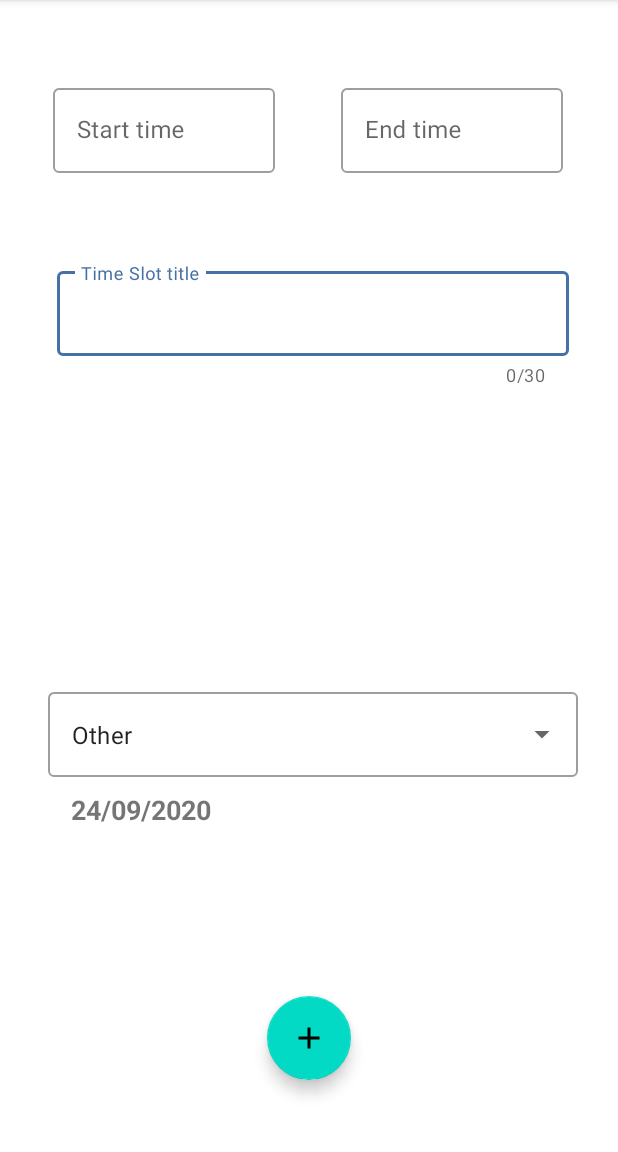
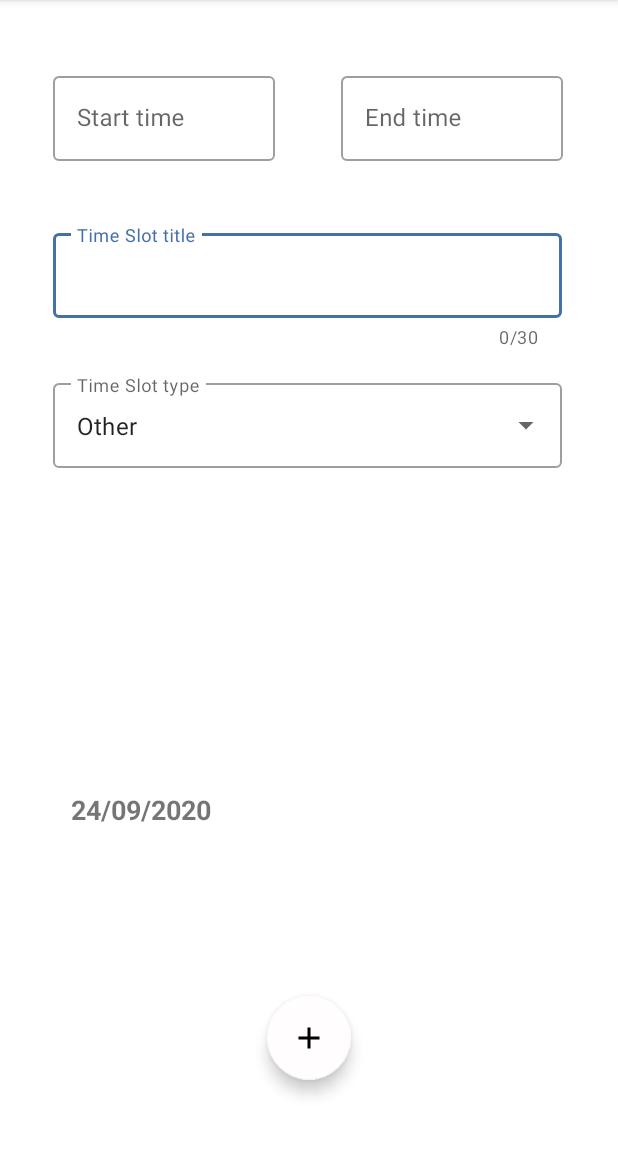
Before and after one commit to TomRoberts97/DayPlanner, an Android app: the screen it shows after launch (AddTimeSlotActivity), after a tap on an icon or button, on a phone screen of 412 x 824 dp, the part 84-1236 px from its top. Run offline under Robolectric (Android 15) with nearby library versions, the phone set to English and light mode, and no system bars.

Commit message:
UI improvements made, now working on email functionality

```diff
--- /dev/null
+++ b/app/src/main/res/drawable/ic_baseline_update_24.xml
@@ -0,0 +1,5 @@
+<vector android:height="24dp" android:tint="#FFFFFF"
+    android:viewportHeight="24" android:viewportWidth="24"
+    android:width="24dp" xmlns:android="http://schemas.android.com/apk/res/android">
+    <path android:fillColor="@android:color/white" android:pathData="M21,10.12h-6.78l2.74,-2.82c-2.73,-2.7 -7.15,-2.8 -9.88,-0.1c-2.73,2.71 -2.73,7.08 0,9.79s7.15,2.71 9.88,0C18.32,15.65 19,14.08 19,12.1h2c0,1.98 -0.88,4.55 -2.64,6.29c-3.51,3.48 -9.21,3.48 -12.72,0c-3.5,-3.47 -3.53,-9.11 -0.02,-12.58s9.14,-3.47 12.65,0L21,3V10.12zM12.5,8v4.25l3.5,2.08l-0.72,1.21L11,13V8H12.5z"/>
+</vector>
--- /dev/null
+++ b/app/src/main/res/drawable/ic_email_icon.xml
@@ -0,0 +1,5 @@
+<vector android:height="24dp" android:tint="#FFFFFF"
+    android:viewportHeight="24" android:viewportWidth="24"
+    android:width="24dp" xmlns:android="http://schemas.android.com/apk/res/android">
+    <path android:fillColor="@android:color/white" android:pathData="M20,4L4,4c-1.1,0 -1.99,0.9 -1.99,2L2,18c0,1.1 0.9,2 2,2h16c1.1,0 2,-0.9 2,-2L22,6c0,-1.1 -0.9,-2 -2,-2zM20,8l-8,5 -8,-5L4,6l8,5 8,-5v2z"/>
+</vector>
--- a/app/src/main/res/layout/activity_add_time_slot.xml
+++ b/app/src/main/res/layout/activity_add_time_slot.xml
@@ -101,7 +101,9 @@
         android:layout_centerHorizontal="true"
         android:layout_gravity="bottom|right"
         android:layout_marginBottom="48dp"
-        app:srcCompat="@drawable/ic_baseline_add_24" />
+        app:srcCompat="@drawable/ic_baseline_add_24"
+        app:backgroundTint="@color/colorAccent"
+        />
 
   <!--  <com.google.android.material.textfield.TextInputEditText
         android:id="@+id/EditTextDescriptionHeader"
@@ -123,14 +125,13 @@
     <com.google.android.material.textfield.TextInputLayout
         android:id="@+id/outlinedTextFieldDescriptionHeader"
         style="@style/Widget.MaterialComponents.TextInputLayout.OutlinedBox"
-        android:layout_width="353dp"
+        android:layout_width="339dp"
         android:layout_height="wrap_content"
         android:layout_alignParentStart="true"
         android:layout_alignParentTop="true"
-        android:layout_marginStart="32dp"
-        android:layout_marginTop="169dp"
+        android:layout_marginStart="35dp"
+        android:layout_marginTop="150dp"
         android:hint="Time Slot title"
-        android:padding="6dp"
         app:counterEnabled="true"
         app:counterMaxLength="30">
 
@@ -149,7 +150,7 @@
         android:layout_alignParentStart="true"
         android:layout_alignParentTop="true"
         android:layout_marginStart="35dp"
-        android:layout_marginTop="53dp"
+        android:layout_marginTop="45dp"
         android:hint="Start time"
         app:errorEnabled="true"
         >
@@ -168,7 +169,7 @@
         android:layout_alignParentStart="true"
         android:layout_alignParentTop="true"
         android:layout_marginStart="227dp"
-        android:layout_marginTop="53dp"
+        android:layout_marginTop="45dp"
         android:layout_marginEnd="35dp"
         android:hint="End time"
         >
@@ -183,12 +184,13 @@
 
     <com.google.android.material.textfield.TextInputLayout
         style="@style/Widget.MaterialComponents.TextInputLayout.OutlinedBox.ExposedDropdownMenu"
-        android:layout_width="353dp"
+        android:layout_width="339dp"
         android:layout_height="wrap_content"
-        android:layout_alignParentBottom="true"
         android:layout_alignParentStart="true"
-        android:layout_marginBottom="250dp"
-        android:layout_marginStart="32dp">
+        android:layout_centerHorizontal="true"
+        android:hint="Time Slot type"
+        android:layout_marginStart="35dp"
+        android:layout_marginTop="250dp">
 
 
         <AutoCompleteTextView
@@ -200,6 +202,4 @@
     </com.google.android.material.textfield.TextInputLayout>
 
 
-
-
 </RelativeLayout>
--- a/app/src/main/res/layout/activity_main.xml
+++ b/app/src/main/res/layout/activity_main.xml
@@ -12,7 +12,8 @@
     android:layout_height="match_parent"
     android:padding="4dp"
     android:scrollbars="vertical"
-    android:background="@android:color/darker_gray"
+    android:background="@color/colorAccent"
+
     />
 
     <com.google.android.material.floatingactionbutton.FloatingActionButton
@@ -23,6 +24,7 @@
         android:layout_centerHorizontal="true"
         android:layout_gravity="bottom|right"
         android:layout_marginBottom="48dp"
-        app:srcCompat="@drawable/ic_baseline_add_24" />
+        app:srcCompat="@drawable/ic_baseline_add_24"
+        app:backgroundTint="@color/colorAccent"/>
 
 </RelativeLayout>
--- a/app/src/main/res/menu/start_new_menu.xml
+++ b/app/src/main/res/menu/start_new_menu.xml
@@ -1,4 +1,18 @@
 <?xml version="1.0" encoding="utf-8"?>
-<menu xmlns:android="http://schemas.android.com/apk/res/android">
-    <item android:id="@+id/start_new_menu" android:title="Start new day"></item>
+<menu xmlns:android="http://schemas.android.com/apk/res/android"
+    xmlns:app="http://schemas.android.com/apk/res-auto">
+
+
+    <item android:id="@+id/email_menu_item"
+        android:icon="@drawable/ic_email_icon"
+        android:title="Email Item"
+        app:showAsAction="ifRoom"></item>
+
+
+
+    <item android:id="@+id/start_new_menu"
+        android:icon="@drawable/ic_baseline_update_24"
+        android:title="Start new day"
+        app:showAsAction="ifRoom"
+        ></item>
 </menu>
--- a/app/src/main/res/values/colors.xml
+++ b/app/src/main/res/values/colors.xml
@@ -2,5 +2,5 @@
 <resources>
     <color name="colorPrimary">#6200EE</color>
     <color name="colorPrimaryDark">#3700B3</color>
-    <color name="colorAccent">#03DAC5</color>
+    <color name="colorAccent">#fffdfd</color>
 </resources>
--- a/app/src/main/res/values/styles.xml
+++ b/app/src/main/res/values/styles.xml
@@ -22,11 +22,11 @@
     </style>
 
     <style name="NegativeButtonStyle" parent="Widget.AppCompat.Button.ButtonBar.AlertDialog">
-        <item name="android:textColor">#f00</item>
+        <item name="android:textColor">#000000</item>
     </style>
 
     <style name="PositiveButtonStyle" parent="Widget.AppCompat.Button.ButtonBar.AlertDialog">
-        <item name="android:textColor">#00f</item>
+        <item name="android:textColor">#000000</item>
     </style>
 
 
```
Also changed, not shown: app/src/main/java/com/tomrob/dayplanner/AddTimeSlotActivity.java (+4 -5 lines), app/src/main/java/com/tomrob/dayplanner/MainActivity.java (+33 -1 lines), app/src/main/res/layout/recycler_item.xml (+28 -12 lines).
